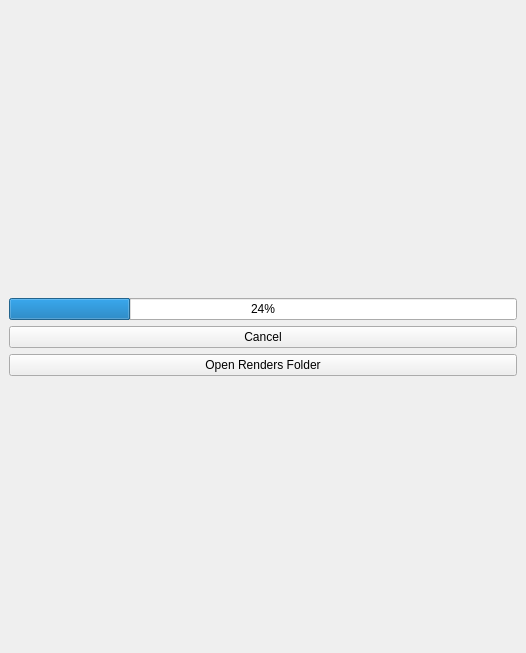
Old version of the form code/EZRender.ui in the repository VisualDroids/EZ-Render-for-Toonboom-Harmony.
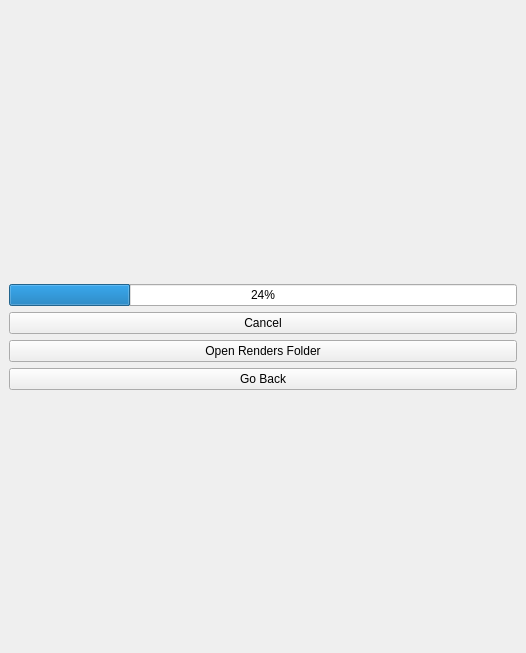
New version of the form. The open tabs and pages were chosen to show the change. Icons and pictures are not drawn.

Commit message:
Disabled Toolbar UI
It was causing problems in Windows. We are currently working on a better implementation to avoid future issues.

```diff
--- a/code/EZRender.ui
+++ b/code/EZRender.ui
@@ -864,6 +864,13 @@
       </property>
      </widget>
     </item>
+    <item>
+     <widget class="QPushButton" name="goBack">
+      <property name="text">
+       <string>Go Back</string>
+      </property>
+     </widget>
+    </item>
     <item>
      <spacer name="verticalSpacer_4">
       <property name="orientation">
```
The commit also changes 2 other files.
